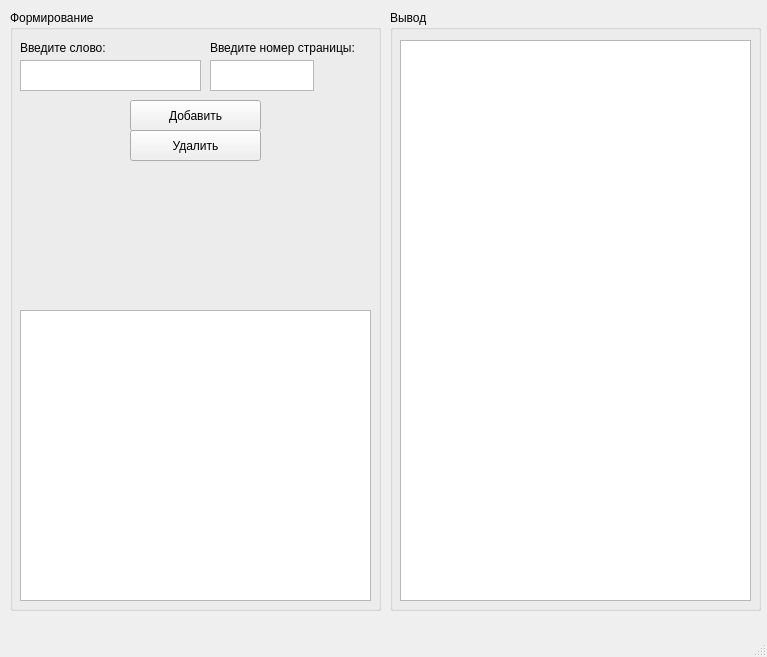
Old version of the form untitled.ui in the repository cleerax/CrewsWork.
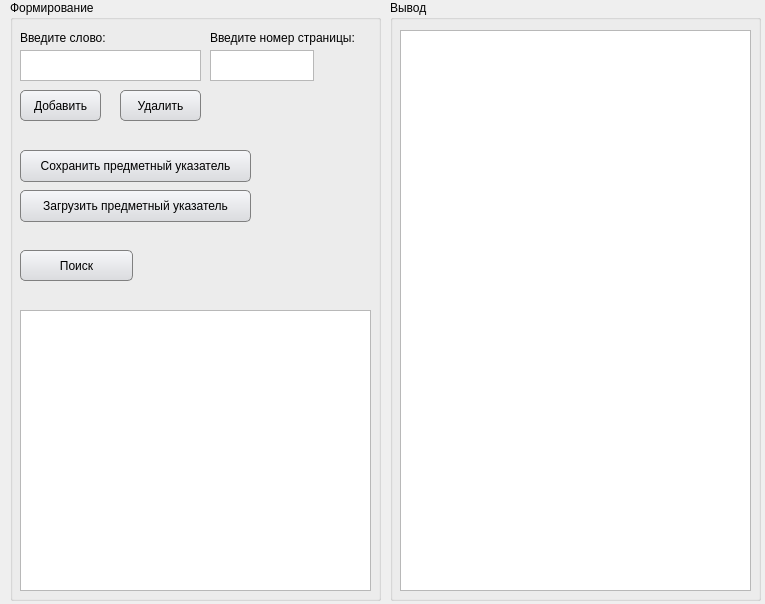
New version of the form.

Diff of the .ui file:
```diff
--- a/untitled.ui
+++ b/untitled.ui
@@ -6,8 +6,8 @@
    <rect>
     <x>0</x>
     <y>0</y>
-    <width>767</width>
-    <height>657</height>
+    <width>765</width>
+    <height>604</height>
    </rect>
   </property>
   <property name="tabletTracking">
@@ -16,12 +16,16 @@
   <property name="windowTitle">
    <string>Предметный указатель</string>
   </property>
+  <property name="styleSheet">
+   <string notr="true">QPushButton {border: 1px solid grey; border-radius: 5px; background-color: qlineargradient(x1: 0, y1: 0, x2: 0, y2: 1, stop: 0 #f6f7fa, stop: 1 #dadbde)}
+QPushButton:pressed { background-color: qlineargradient(x1: 0, y1: 0, x2: 0, y2: 1, stop: 0 #dadbde, stop: 1 #E5CCFF) }</string>
+  </property>
   <widget class="QWidget" name="centralwidget">
    <widget class="QGroupBox" name="groupBox">
     <property name="geometry">
      <rect>
       <x>10</x>
-      <y>10</y>
+      <y>0</y>
       <width>371</width>
       <height>601</height>
      </rect>
@@ -42,9 +46,9 @@
     <widget class="QPushButton" name="pushButton">
      <property name="geometry">
       <rect>
-       <x>120</x>
+       <x>10</x>
        <y>90</y>
-       <width>131</width>
+       <width>81</width>
        <height>31</height>
       </rect>
      </property>
@@ -91,9 +95,9 @@
     <widget class="QPushButton" name="pushButton_2">
      <property name="geometry">
       <rect>
-       <x>120</x>
-       <y>120</y>
-       <width>131</width>
+       <x>110</x>
+       <y>90</y>
+       <width>81</width>
        <height>31</height>
       </rect>
      </property>
@@ -105,18 +109,57 @@
      <property name="geometry">
       <rect>
        <x>10</x>
-       <y>300</y>
+       <y>310</y>
        <width>351</width>
-       <height>291</height>
+       <height>281</height>
       </rect>
      </property>
     </widget>
+    <widget class="QPushButton" name="pushButton_3">
+     <property name="geometry">
+      <rect>
+       <x>10</x>
+       <y>150</y>
+       <width>231</width>
+       <height>32</height>
+      </rect>
+     </property>
+     <property name="text">
+      <string>Сохранить предметный указатель</string>
+     </property>
+    </widget>
+    <widget class="QPushButton" name="pushButton_4">
+     <property name="geometry">
+      <rect>
+       <x>10</x>
+       <y>190</y>
+       <width>231</width>
+       <height>32</height>
+      </rect>
+     </property>
+     <property name="text">
+      <string>Загрузить предметный указатель</string>
+     </property>
+    </widget>
+    <widget class="QPushButton" name="pushButton_5">
+     <property name="geometry">
+      <rect>
+       <x>10</x>
+       <y>250</y>
+       <width>113</width>
+       <height>31</height>
+      </rect>
+     </property>
+     <property name="text">
+      <string>Поиск</string>
+     </property>
+    </widget>
    </widget>
    <widget class="QGroupBox" name="groupBox_2">
     <property name="geometry">
      <rect>
       <x>390</x>
-      <y>10</y>
+      <y>0</y>
       <width>371</width>
       <height>601</height>
      </rect>
@@ -136,17 +179,6 @@
     </widget>
    </widget>
   </widget>
-  <widget class="QMenuBar" name="menubar">
-   <property name="geometry">
-    <rect>
-     <x>0</x>
-     <y>0</y>
-     <width>767</width>
-     <height>22</height>
-    </rect>
-   </property>
-  </widget>
-  <widget class="QStatusBar" name="statusbar"/>
  </widget>
  <resources/>
  <connections/>
```
